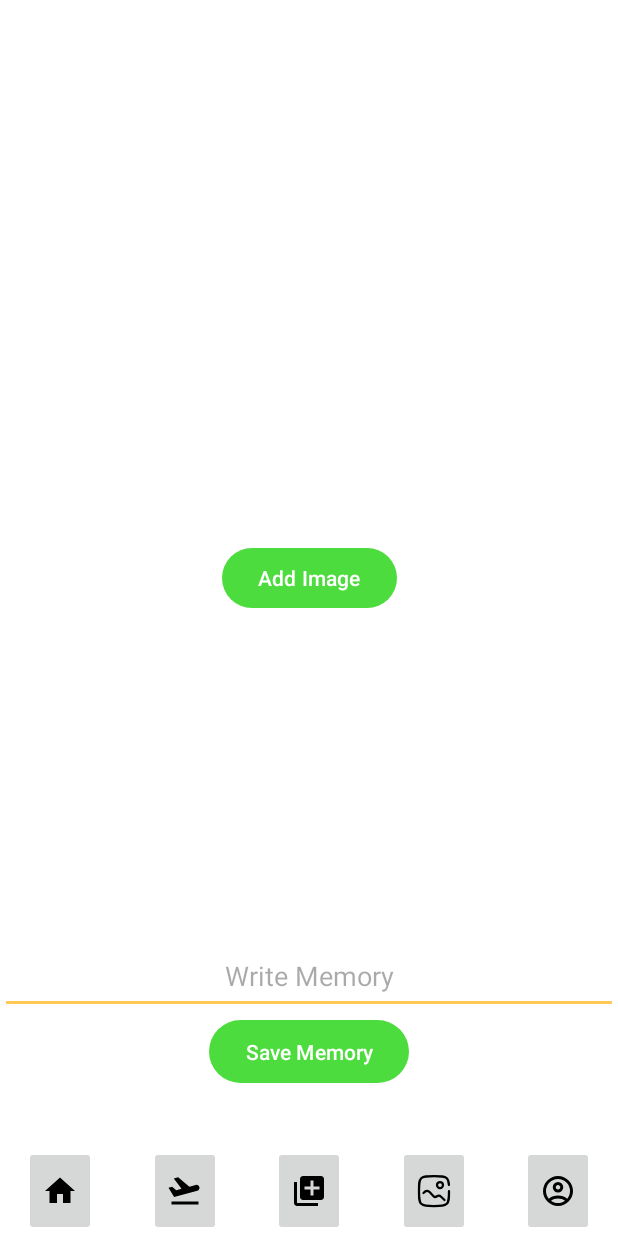
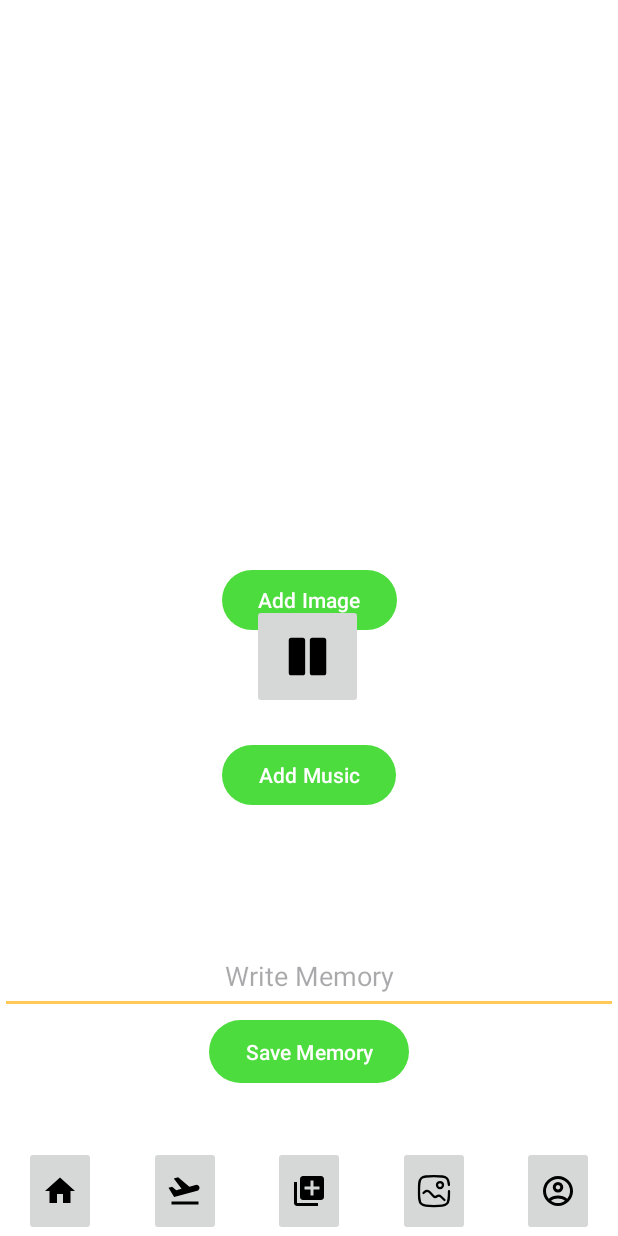
Before and after one commit to JeffyJ080/TripBudy_Mobile_Application, an Android app: the MemoryPostingActivity screen opened directly, with no data from a screen before it, on a phone screen of 412 x 824 dp. Run offline under Robolectric (Android 15) with nearby library versions, the phone set to English and light mode, and no system bars.

Commit message:
Partially implemented the background music playing feature. Added a manager for the background music as well

```diff
--- a/app/src/main/java/com/example/tripbudymobileapplication/ui/GalleryActivity.java
+++ b/app/src/main/java/com/example/tripbudymobileapplication/ui/GalleryActivity.java
@@ -3,6 +3,7 @@ package com.example.tripbudymobileapplication.ui;
 import android.content.Intent;
 import android.graphics.Bitmap;
 import android.graphics.BitmapFactory;
+import android.media.MediaPlayer;
 import android.os.Bundle;
 import android.util.TypedValue;
 import android.view.Gravity;
@@ -53,30 +54,35 @@ public class GalleryActivity extends AppCompatActivity {
             Intent in = new Intent(this, TripPlanningActivity.class);
             startActivity(in);
             overridePendingTransition(0, 0);
+            finish();
         });
 
         btnHome.setOnClickListener(v -> {
             Intent in = new Intent(this, DashboardActivity.class);
             startActivity(in);
             overridePendingTransition(0, 0);
+            finish();
         });
 
         btnAddMem.setOnClickListener(v -> {
             Intent in = new Intent(this, MemoryPostingActivity.class);
             startActivity(in);
             overridePendingTransition(0, 0);
+            finish();
         });
 
         btnViewMemory.setOnClickListener(v -> {
             Intent in = new Intent(this, GalleryActivity.class);
             startActivity(in);
             overridePendingTransition(0, 0);
+            finish();
         });
 
         btnAccount.setOnClickListener(v -> {
             Intent in = new Intent(this, RegistrationActivity.class);
             startActivity(in);
             overridePendingTransition(0, 0);
+            finish();
         });
 
         // Populate memories
--- a/app/src/main/java/com/example/tripbudymobileapplication/ui/MemoryPlayerActivity.java
+++ b/app/src/main/java/com/example/tripbudymobileapplication/ui/MemoryPlayerActivity.java
@@ -15,6 +15,7 @@ import androidx.core.view.ViewCompat;
 import androidx.core.view.WindowInsetsCompat;
 
 import com.example.tripbudymobileapplication.R;
+import com.example.tripbudymobileapplication.utils.BackgroundMusicManager;
 
 import java.io.IOException;
 
@@ -38,6 +39,9 @@ public class MemoryPlayerActivity extends AppCompatActivity {
         ImageView fullScreenImage = findViewById(R.id.fullScreenImage);
         TextView memoryCaption = findViewById(R.id.memoryCaption);
         playPauseButton = findViewById(R.id.btnMediaControl);
+
+        // Handle background music
+        BackgroundMusicManager.pause();
 
         // Get data from intent
         String imgPath = getIntent().getStringExtra("imgPath");
@@ -90,5 +94,7 @@ public class MemoryPlayerActivity extends AppCompatActivity {
             mediaPlayer.release();
             mediaPlayer = null;
         }
+
+        BackgroundMusicManager.resume();
     }
 }
--- a/app/src/main/java/com/example/tripbudymobileapplication/ui/MemoryPostingActivity.java
+++ b/app/src/main/java/com/example/tripbudymobileapplication/ui/MemoryPostingActivity.java
@@ -24,6 +24,7 @@ import androidx.core.view.WindowInsetsCompat;
 
 import com.example.tripbudymobileapplication.R;
 import com.example.tripbudymobileapplication.model.Memory;
+import com.example.tripbudymobileapplication.utils.BackgroundMusicManager;
 import com.example.tripbudymobileapplication.utils.FileHelper;
 
 import java.io.File;
@@ -33,6 +34,8 @@ public class MemoryPostingActivity extends AppCompatActivity {
     private ImageButton btnTrips, btnHome, btnAddMem, btnViewMemory, btnAccount;
     private ActivityResultLauncher<Intent> pickImageLauncher;
     private ActivityResultLauncher<Intent> pickMusicLauncher;
+    private MediaPlayer mediaPlayer;
+    private Boolean isPlaying = true;
 
     @Override
     protected void onCreate(Bundle savedInstanceState) {
@@ -56,30 +59,35 @@ public class MemoryPostingActivity extends AppCompatActivity {
             Intent in = new Intent(this, TripPlanningActivity.class);
             startActivity(in);
             overridePendingTransition(0, 0);
+            finish();
         });
 
         btnHome.setOnClickListener(v -> {
             Intent in = new Intent(this, DashboardActivity.class);
             startActivity(in);
             overridePendingTransition(0, 0);
+            finish();
         });
 
         btnAddMem.setOnClickListener(v -> {
             Intent in = new Intent(this, MemoryPostingActivity.class);
             startActivity(in);
             overridePendingTransition(0, 0);
+            finish();
         });
 
         btnViewMemory.setOnClickListener(v -> {
             Intent in = new Intent(this, GalleryActivity.class);
             startActivity(in);
             overridePendingTransition(0, 0);
+            finish();
         });
 
         btnAccount.setOnClickListener(v -> {
             Intent in = new Intent(this, RegistrationActivity.class);
             startActivity(in);
             overridePendingTransition(0, 0);
+            finish();
         });
 
         pickImageLauncher = registerForActivityResult(
@@ -89,13 +97,24 @@ public class MemoryPostingActivity extends AppCompatActivity {
                         Uri uri = result.getData().getData();
                         handlePickedImage(uri);
                     }
-                }
-        );
+                });
 
-        Button btnAddImage, btnSaveMemory;
+        pickMusicLauncher = registerForActivityResult(
+                new ActivityResultContracts.StartActivityForResult(),
+                result -> {
+                    if (result.getResultCode() == RESULT_OK && result.getData() != null){
+                        Uri uri = result.getData().getData();
+                        handlePickedSound(uri);
+                    }
+                });
+
+        Button btnAddImage, btnSaveMemory, btnAddMusic;
 
         btnAddImage = findViewById(R.id.btnAddImage);
         btnAddImage.setOnClickListener(v -> openImagePicker());
+
+        btnAddMusic = findViewById(R.id.btnAddMusic);
+        btnAddMusic.setOnClickListener(v -> openSoundPicker());
 
         btnSaveMemory = findViewById(R.id.btnSaveMem);
         btnSaveMemory.setOnClickListener(v -> {
@@ -105,11 +124,6 @@ public class MemoryPostingActivity extends AppCompatActivity {
 
             if (text.isEmpty() || selectedImagePath == null){
                 Toast.makeText(this, "Add text and image", Toast.LENGTH_SHORT).show();
-                return;
-            }
-
-            if (selectedMP3Path == null){
-                Toast.makeText(this, "Add a sound file", Toast.LENGTH_SHORT).show();
                 return;
             }
 
@@ -124,6 +138,26 @@ public class MemoryPostingActivity extends AppCompatActivity {
 
             Toast.makeText(this, "Memory Saved!", Toast.LENGTH_SHORT).show();
             finish();
+        });
+
+        // Play music
+        BackgroundMusicManager.play(this);
+
+        ImageButton btnPlayPause;
+        btnPlayPause = findViewById(R.id.btnPausePlay);
+        btnPlayPause.setOnClickListener(v -> {
+            if (mediaPlayer != null){
+                if (isPlaying){
+                    mediaPlayer.pause();
+                    btnPlayPause.setImageResource(R.drawable.media_player_play);
+                    BackgroundMusicManager.resume();
+                } else{
+                    mediaPlayer.start();
+                    btnPlayPause.setImageResource(R.drawable.media_player_pause);
+                    BackgroundMusicManager.pause();
+                }
+                isPlaying = !isPlaying;
+            }
         });
     }
 
@@ -144,7 +178,8 @@ public class MemoryPostingActivity extends AppCompatActivity {
             selectedMP3Path = relativePath;
 
             File file = new File(getFilesDir(), relativePath);
-            MediaPlayer mediaPlayer = MediaPlayer.create(this, Uri.fromFile(file));
+            mediaPlayer = MediaPlayer.create(this, Uri.fromFile(file));
+            BackgroundMusicManager.pause();
             mediaPlayer.start();
         }
     }
--- /dev/null
+++ b/app/src/main/java/com/example/tripbudymobileapplication/utils/BackgroundMusicManager.java
@@ -0,0 +1,39 @@
+package com.example.tripbudymobileapplication.utils;
+
+import android.content.Context;
+import android.media.MediaPlayer;
+
+import com.example.tripbudymobileapplication.R;
+
+import java.util.Random;
+
+public class BackgroundMusicManager {
+    private static MediaPlayer mediaPlayer;
+
+    public static void play(Context context){
+        mediaPlayer.stop(); // stop if already playing
+
+        mediaPlayer = MediaPlayer.create(context, R.raw.background);
+        mediaPlayer.setLooping(true);
+        mediaPlayer.start();
+    }
+
+    public static void pause(){
+        if (mediaPlayer != null && mediaPlayer.isPlaying()){
+            mediaPlayer.pause();
+        }
+    }
+
+    public static void resume(){
+        if (mediaPlayer != null && !mediaPlayer.isPlaying()){
+            mediaPlayer.start();
+        }
+    }
+
+    public static void stop(){
+        if (mediaPlayer != null){
+            mediaPlayer.release();
+            mediaPlayer = null;
+        }
+    }
+}
--- a/app/src/main/res/layout-land/activity_memoryposting.xml
+++ b/app/src/main/res/layout-land/activity_memoryposting.xml
@@ -6,6 +6,28 @@
     android:layout_width="match_parent"
     android:layout_height="match_parent"
     tools:context=".ui.MemoryPostingActivity">
+
+    <Button
+        android:id="@+id/btnAddMusic2"
+        android:layout_width="wrap_content"
+        android:layout_height="wrap_content"
+        android:text="Add Music"
+        app:layout_constraintEnd_toStartOf="@+id/guideline5"
+        app:layout_constraintHorizontal_bias="0.612"
+        app:layout_constraintStart_toEndOf="@+id/imageView"
+        app:layout_constraintTop_toBottomOf="@+id/btnPausePlay" />
+
+    <ImageButton
+        android:id="@+id/btnPausePlay"
+        android:layout_width="wrap_content"
+        android:layout_height="wrap_content"
+        android:layout_marginTop="16dp"
+        android:contentDescription="Pause/Play music"
+        app:layout_constraintEnd_toStartOf="@+id/guideline5"
+        app:layout_constraintHorizontal_bias="0.6"
+        app:layout_constraintStart_toEndOf="@+id/imageView"
+        app:layout_constraintTop_toTopOf="parent"
+        app:srcCompat="@drawable/media_player_pause" />
 
     <include
         android:id="@+id/bottomNav"
--- a/app/src/main/res/layout/activity_memoryposting.xml
+++ b/app/src/main/res/layout/activity_memoryposting.xml
@@ -61,11 +61,33 @@
         android:id="@+id/btnAddImage"
         android:layout_width="wrap_content"
         android:layout_height="wrap_content"
+        android:layout_marginTop="90dp"
         android:text="Add Image"
+        app:layout_constraintEnd_toEndOf="parent"
+        app:layout_constraintStart_toStartOf="parent"
+        app:layout_constraintTop_toBottomOf="@+id/imageView" />
+
+    <Button
+        android:id="@+id/btnAddMusic"
+        android:layout_width="wrap_content"
+        android:layout_height="wrap_content"
+        android:layout_marginBottom="85dp"
+        android:text="Add Music"
         app:layout_constraintBottom_toTopOf="@+id/editTextText"
         app:layout_constraintEnd_toEndOf="parent"
+        app:layout_constraintHorizontal_bias="0.501"
+        app:layout_constraintStart_toStartOf="parent" />
+
+    <ImageButton
+        android:id="@+id/btnPausePlay"
+        android:layout_width="wrap_content"
+        android:layout_height="wrap_content"
+        android:layout_marginBottom="20dp"
+        android:contentDescription="Pause/Play button"
+        app:layout_constraintBottom_toTopOf="@+id/btnAddMusic"
+        app:layout_constraintEnd_toEndOf="parent"
+        app:layout_constraintHorizontal_bias="0.498"
         app:layout_constraintStart_toStartOf="parent"
-        app:layout_constraintTop_toBottomOf="@+id/imageView"
-        app:layout_constraintVertical_bias="0.258" />
+        app:srcCompat="@drawable/media_player_pause" />
 
 </androidx.constraintlayout.widget.ConstraintLayout>
```
